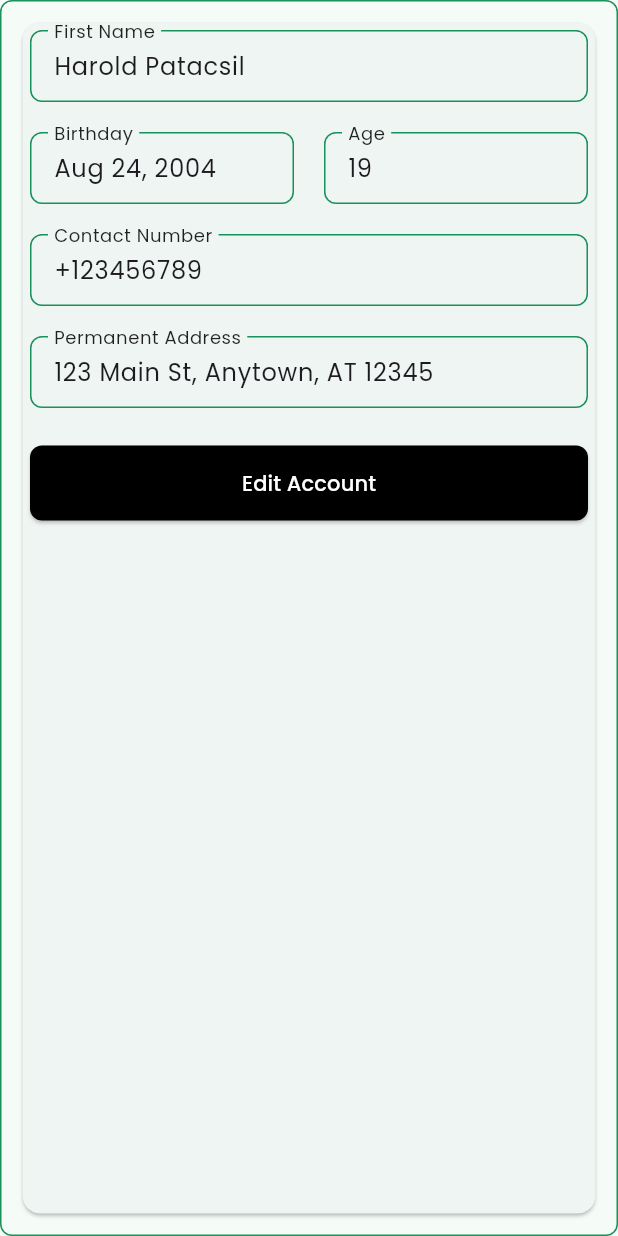
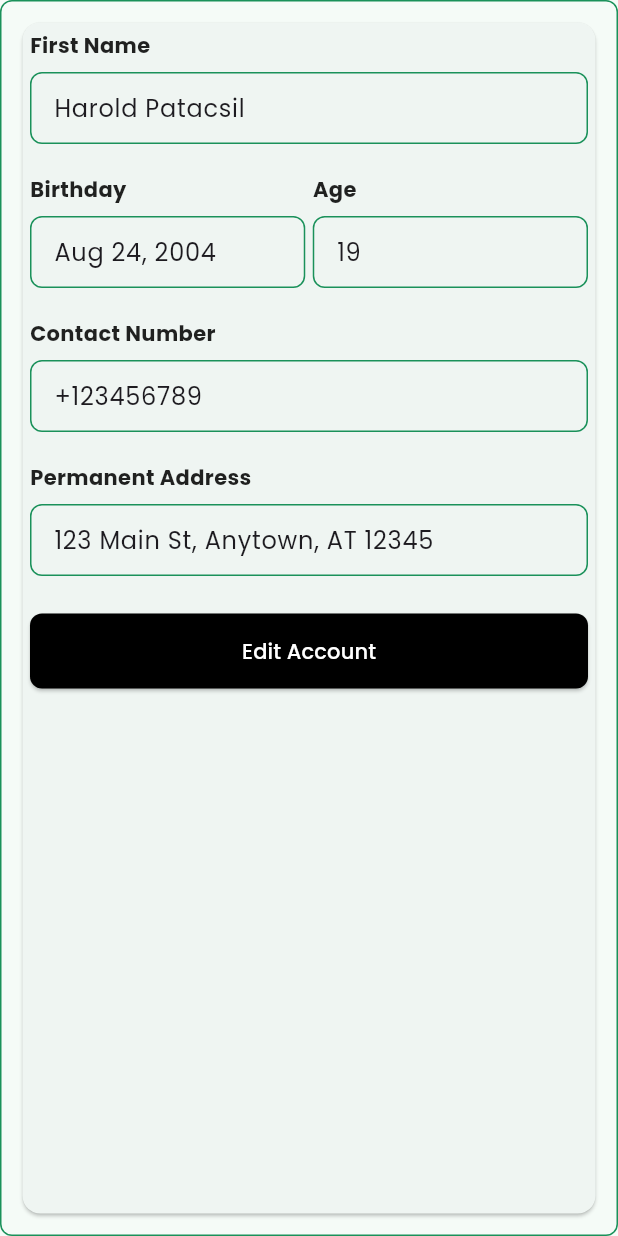
Before and after one commit to yskooo/snt_innovatives, a Flutter app: the PersonalInfoWidget widget shown alone on an empty page, opened directly, on a phone screen of 412 x 824 dp. Run offline on Flutter 3.47's test engine with Material 3 defaults, Android fonts, the phone set to English and light mode, and no system bars; our stand-ins replace device_preview, flutter_svg, google_fonts, supabase_flutter; accounts and stored records are empty; network calls fail.

Commit message:
chore: personal info init widget

```diff
--- a/lib/pages/user_personal_info_widget.dart
+++ b/lib/pages/user_personal_info_widget.dart
@@ -41,7 +41,7 @@ class _PersonalInfoWidgetState extends State<PersonalInfoWidget> {
                     Expanded(
                       child: _buildTextField('Birthday', userData['birthday']),
                     ),
-                      const SizedBox(width: 20),
+                    const SizedBox(width: 5),
                     Expanded(
                       child: _buildTextField('Age', '${userData['age']}'),
                     ),
@@ -57,7 +57,8 @@ class _PersonalInfoWidgetState extends State<PersonalInfoWidget> {
                   width: double.infinity,
                   child: ElevatedButton(
                     style: ElevatedButton.styleFrom(
-                        foregroundColor: Colors.white, backgroundColor: Colors.black,
+                      foregroundColor: Colors.white,
+                      backgroundColor: Colors.black,
                       padding: const EdgeInsets.symmetric(vertical: 15),
                       shape: RoundedRectangleBorder(
                         borderRadius: BorderRadius.circular(8),
@@ -76,25 +77,41 @@ class _PersonalInfoWidgetState extends State<PersonalInfoWidget> {
   }
 
   Widget _buildTextField(String label, String initialValue) {
-    return TextFormField(
+    return Column(
+      crossAxisAlignment: CrossAxisAlignment.start,
+      children: [
+        Text(
+          label,
+          style: const TextStyle(
+            color: Colors.black87,
+            fontWeight: FontWeight.bold,
+          ),
+        ),
+        const SizedBox(height: 8),
+        // Add some vertical spacing between label and text field
+        TextFormField(
           initialValue: initialValue,
           decoration: InputDecoration(
-        labelText: label,
-        labelStyle: const TextStyle(color: Colors.black87),
-        contentPadding: const EdgeInsets.symmetric(horizontal: 12, vertical: 8),
+            contentPadding: const EdgeInsets.symmetric(
+                horizontal: 12, vertical: 8),
             border: OutlineInputBorder(
               borderRadius: BorderRadius.circular(8),
-          borderSide: const BorderSide(color: Color(0xFF1A915A), width: 1.0),
+              borderSide: const BorderSide(
+                  color: Color(0xFF1A915A), width: 1.0),
             ),
             enabledBorder: OutlineInputBorder(
               borderRadius: BorderRadius.circular(8),
-          borderSide: const BorderSide(color: Color(0xFF1A915A), width: 1.0),
+              borderSide: const BorderSide(
+                  color: Color(0xFF1A915A), width: 1.0),
             ),
             focusedBorder: OutlineInputBorder(
               borderRadius: BorderRadius.circular(8),
-          borderSide: const BorderSide(color: Color(0xFF1A915A), width: 2.0),
+              borderSide: const BorderSide(
+                  color: Color(0xFF1A915A), width: 2.0),
             ),
           ),
+        ),
+      ],
     );
   }
 }
```
Lines whose indentation alone changed are shown as unchanged.
